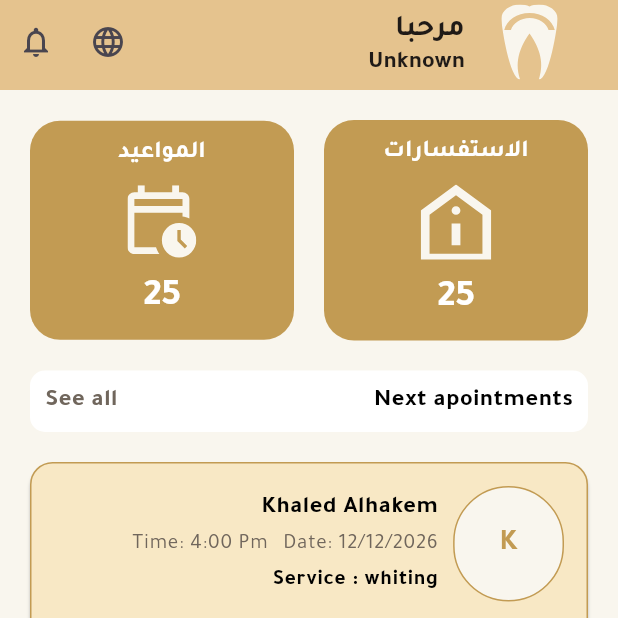
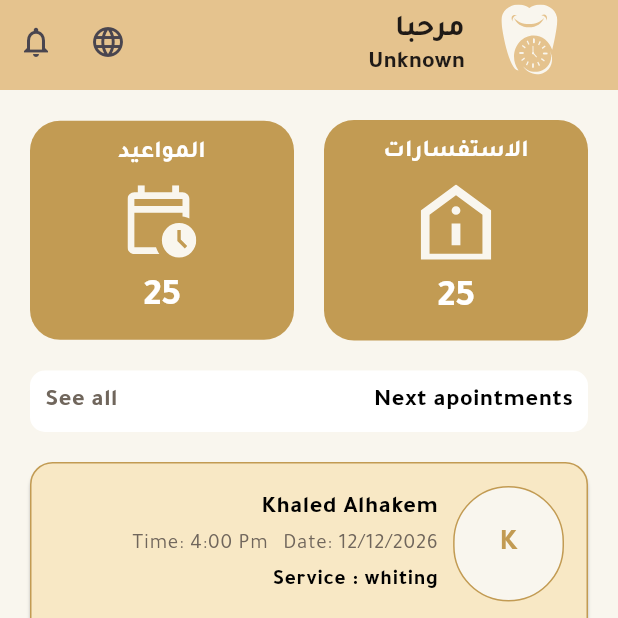
Before and after one commit to RamyAlhakem/dental_clinics, a Flutter app: the HomeScreen screen opened directly, on a phone screen of 412 x 824 dp, the top half of it. Run offline on Flutter 3.47's test engine with Material 3 defaults, Android fonts, the phone set to English and light mode, and no system bars; our stand-ins replace cloud_firestore, equatable, firebase_auth, firebase_core, flutter_bloc, flutter_svg and 3 more; accounts and stored records are empty.

Commit message:
change icon for appbar

```diff
--- a/lib/clinic/features/home/presentation/view/widgets/app_bar_home.dart
+++ b/lib/clinic/features/home/presentation/view/widgets/app_bar_home.dart
@@ -21,7 +21,7 @@ class AppBarHome extends StatelessWidget {
             subtitle: state.user!.name,
             listTileLeading: Padding(
               padding: const EdgeInsets.all(3.0),
-              child: SvgPicture.asset("assets/icons/logo.svg"),
+              child: SvgPicture.asset("assets/icons/teath.svg"),
             ),
             centerTitle: false,
             leading: SizedBox(),
@@ -48,7 +48,7 @@ class AppBarHome extends StatelessWidget {
             subtitle: "Loading...",
             listTileLeading: Padding(
               padding: const EdgeInsets.all(3.0),
-              child: SvgPicture.asset("assets/icons/logo.svg"),
+              child: SvgPicture.asset("assets/icons/teath.svg"),
             ),
             centerTitle: false,
             leading: SizedBox(),
@@ -75,7 +75,7 @@ class AppBarHome extends StatelessWidget {
             subtitle: "Unknown",
             listTileLeading: Padding(
               padding: const EdgeInsets.all(3.0),
-              child: SvgPicture.asset("assets/icons/logo.svg"),
+              child: SvgPicture.asset("assets/icons/teath.svg"),
             ),
             centerTitle: false,
             leading: SizedBox(),
```
Also changed, not shown: assets/icons/teath.svg (added).
